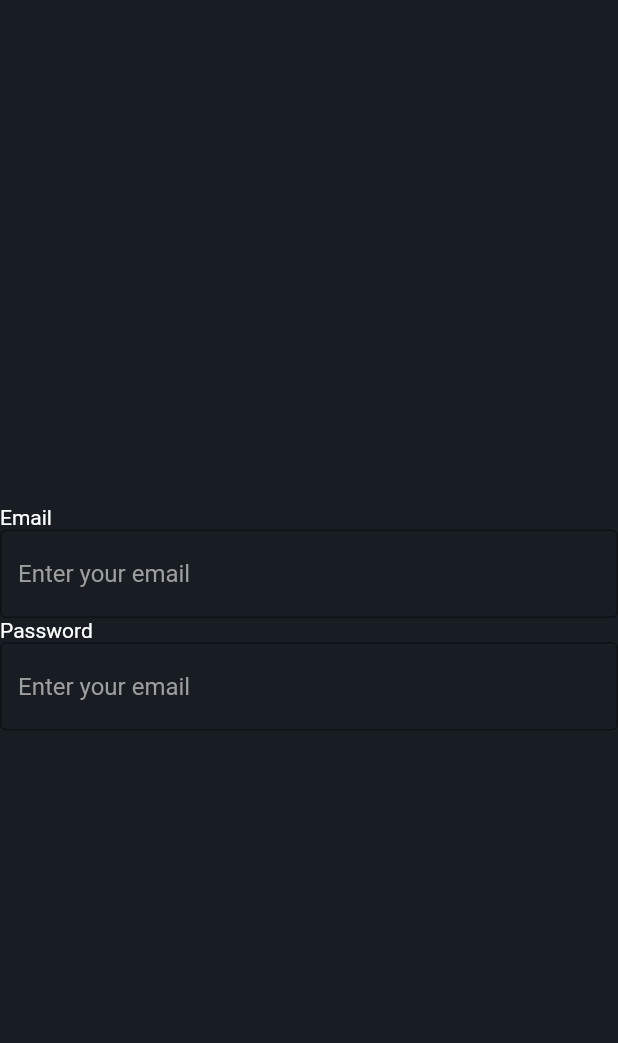
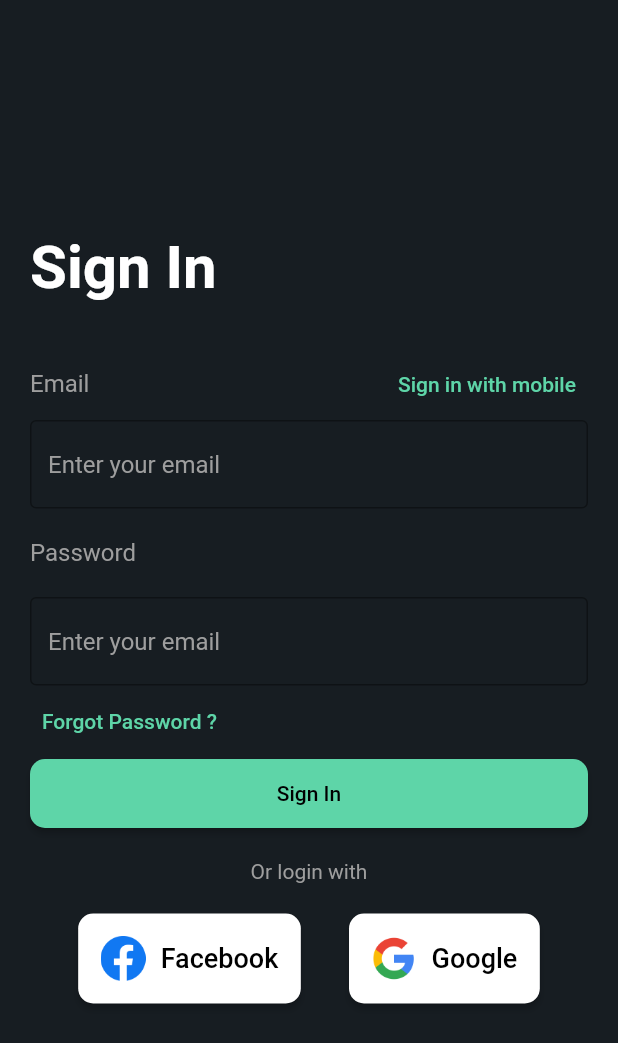
Before and after one commit to limaroov/fikralabs_app, a Flutter app: the AuthPage screen opened directly, on a phone screen of 412 x 824 dp. Shown: the top 1043 px of the screen. Run offline on Flutter 3.47's test engine with Material 2 defaults, Android fonts, the phone set to English and light mode, and no system bars; our stand-ins replace animated_splash_screen, page_transition, smooth_page_indicator.

Commit message:
Sign in screen done

```diff
--- a/lib/auth_page.dart
+++ b/lib/auth_page.dart
@@ -11,15 +11,34 @@ class _LoginState extends State<AuthPage> {
   @override
   Widget build(BuildContext context) {
     return Scaffold(
-      body: Center(
+      body: Padding(
+        padding: const EdgeInsets.all(20),
+        child: Center(
           child: Column(
             mainAxisAlignment: MainAxisAlignment.center,
+            crossAxisAlignment: CrossAxisAlignment.start,
             children: [
-            Column(
-              crossAxisAlignment: CrossAxisAlignment.start,
-              children: const [
-                Text("Email"),
-                TextField(
+              const Text(
+                "Sign In",
+                style: TextStyle(fontSize: 40, fontWeight: FontWeight.bold),
+              ),
+              Container(
+                margin: const EdgeInsets.only(top: 30),
+                child: Column(
+                  children: [
+                    Row(
+                      mainAxisAlignment: MainAxisAlignment.spaceBetween,
+                      children: [
+                        const Text(
+                          "Email",
+                          style: TextStyle(color: Colors.grey, fontSize: 16),
+                        ),
+                        TextButton(
+                            onPressed: () => {},
+                            child: const Text("Sign in with mobile"))
+                      ],
+                    ),
+                    const TextField(
                       decoration: InputDecoration(
                           border: OutlineInputBorder(),
                           hintText: 'Enter your email',
@@ -28,20 +47,121 @@ class _LoginState extends State<AuthPage> {
                     ),
                   ],
                 ),
-            Column(
+              ),
+              Container(
+                margin: const EdgeInsets.only(top: 20),
+                child: Column(
                   crossAxisAlignment: CrossAxisAlignment.start,
-              children: const [
-                Text("Password"),
-                TextField(
+                  children: [
+                    const Text(
+                      "Password",
+                      style: TextStyle(color: Colors.grey, fontSize: 16),
+                    ),
+                    Container(
+                      margin: const EdgeInsets.only(top: 20),
+                      child: const TextField(
+                        obscureText: true,
+                        enableSuggestions: false,
+                        autocorrect: false,
                         decoration: InputDecoration(
                             border: OutlineInputBorder(),
                             hintText: 'Enter your email',
                             hintStyle: TextStyle(color: Colors.grey),
                             fillColor: Colors.white),
                       ),
+                    ),
+                    TextButton(
+                        onPressed: () => {},
+                        child: const Text("Forgot Password ?"))
                   ],
                 ),
+              ),
+              Container(
+                width: double.infinity,
+                child: ElevatedButton(
+                  style: ElevatedButton.styleFrom(
+                    padding: const EdgeInsets.all(15),
+                    shape: RoundedRectangleBorder(
+                      borderRadius: BorderRadius.circular(10.0),
+                    ),
+                  ),
+                  onPressed: () => {},
+                  child: const Text("Sign In"),
+                ),
+              ),
+              Container(
+                width: double.infinity,
+                margin: const EdgeInsets.only(top: 20),
+                child: const Text(
+                  "Or login with",
+                  style: TextStyle(color: Colors.grey),
+                  textAlign: TextAlign.center,
+                ),
+              ),
+              Container(
+                margin: const EdgeInsets.only(top: 20),
+                child: Row(
+                  mainAxisAlignment: MainAxisAlignment.spaceEvenly,
+                  children: [
+                    ElevatedButton(
+                      style: ElevatedButton.styleFrom(
+                        primary: Colors.white,
+                        padding: const EdgeInsets.all(15),
+                        shape: RoundedRectangleBorder(
+                          borderRadius: BorderRadius.circular(10.0),
+                        ),
+                      ),
+                      onPressed: () => {},
+                      child: Container(
+                        child: Row(
+                          children: [
+                            Container(
+                              margin: const EdgeInsets.only(right: 10),
+                              child: Image.asset(
+                                "images/facebook.png",
+                                width: 30,
+                              ),
+                            ),
+                            const Text(
+                              "Facebook",
+                              style: TextStyle(fontSize: 18),
+                            )
                           ],
+                        ),
+                      ),
+                    ),
+                    ElevatedButton(
+                      style: ElevatedButton.styleFrom(
+                        primary: Colors.white,
+                        padding: const EdgeInsets.all(15),
+                        shape: RoundedRectangleBorder(
+                          borderRadius: BorderRadius.circular(10.0),
+                        ),
+                      ),
+                      onPressed: () => {},
+                      child: Container(
+                        child: Row(
+                          children: [
+                            Container(
+                              margin: const EdgeInsets.only(right: 10),
+                              child: Image.asset(
+                                "images/google.png",
+                                width: 30,
+                              ),
+                            ),
+                            const Text(
+                              "Google",
+                              style: TextStyle(fontSize: 18),
+                            )
+                          ],
+                        ),
+                      ),
+                    )
+                  ],
+                ),
+              )
+            ],
+          ),
         ),
       ),
     );
--- a/lib/onboarding_screen.dart
+++ b/lib/onboarding_screen.dart
@@ -50,15 +50,19 @@ class _OnBoardingScreenState extends State<OnBoardingScreen> {
                   ),
                   !onLastPage
                       ? Container(
-                          margin: const EdgeInsets.all(10),
+                          width: double.infinity,
+                          margin: const EdgeInsets.only(top: 20),
                           child: ElevatedButton(
                             onPressed: () {
                               _controller.nextPage(
                                   duration: const Duration(milliseconds: 500),
-                                  curve: Curves.easeIn);
+                                  curve: Curves.easeInOut);
                             },
                             style: ElevatedButton.styleFrom(
-                              padding: const EdgeInsets.fromLTRB(50, 0, 50, 0),
+                              padding: const EdgeInsets.all(15),
+                              shape: RoundedRectangleBorder(
+                                borderRadius: BorderRadius.circular(15.0),
+                              ),
                               textStyle: const TextStyle(
                                 fontWeight: FontWeight.bold,
                               ),
@@ -67,7 +71,8 @@ class _OnBoardingScreenState extends State<OnBoardingScreen> {
                           ),
                         )
                       : Container(
-                          margin: const EdgeInsets.all(10),
+                          width: double.infinity,
+                          margin: const EdgeInsets.only(top: 20),
                           child: ElevatedButton(
                             onPressed: () {
                               Navigator.push(
@@ -80,7 +85,10 @@ class _OnBoardingScreenState extends State<OnBoardingScreen> {
                               );
                             },
                             style: ElevatedButton.styleFrom(
-                              padding: const EdgeInsets.fromLTRB(50, 0, 50, 0),
+                              padding: const EdgeInsets.all(15),
+                              shape: RoundedRectangleBorder(
+                                borderRadius: BorderRadius.circular(15.0),
+                              ),
                               textStyle: const TextStyle(
                                 fontWeight: FontWeight.bold,
                               ),
```
Also changed, not shown: images/facebook.png (added), images/google.png (added), 10 other files. Lines whose indentation alone changed are shown as unchanged.
